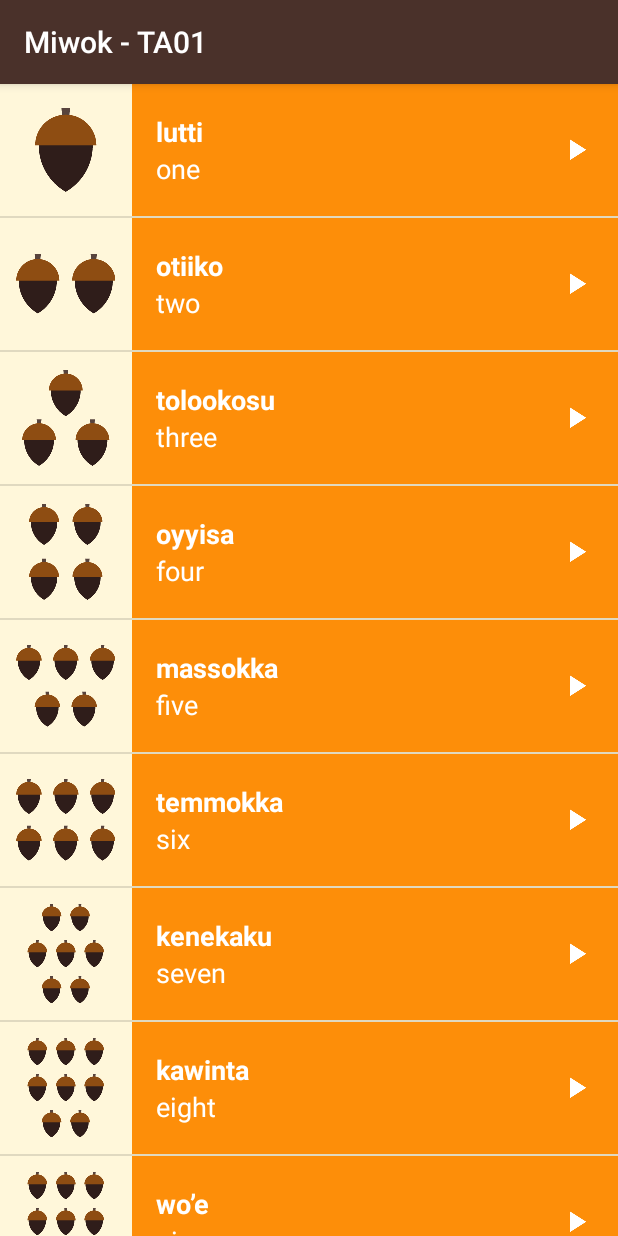
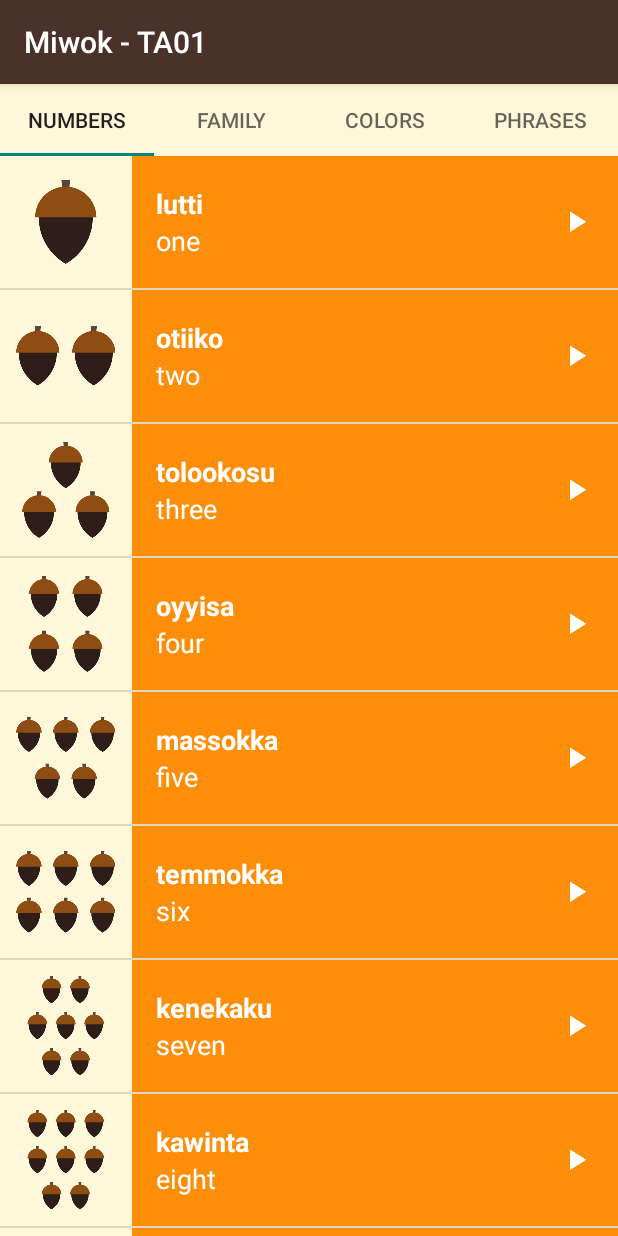
Before and after one commit to aozimkov/TestApplication01-mwk, an Android app: the screen it shows after launch (MainActivity), on a phone screen of 412 x 824 dp. Run offline under Robolectric (Android 15) with nearby library versions, the phone set to English and light mode, and no system bars.

Commit message:
Add tabs with Activity names

```diff
--- a/app/src/main/java/com/example/android/testapplication01/MainActivity.java
+++ b/app/src/main/java/com/example/android/testapplication01/MainActivity.java
@@ -1,6 +1,7 @@
 package com.example.android.testapplication01;
 
 import android.content.Intent;
+import android.support.design.widget.TabLayout;
 import android.support.v4.app.ShareCompat;
 import android.support.v4.view.ViewPager;
 import android.support.v7.app.AppCompatActivity;
@@ -23,6 +24,10 @@
                 getSupportFragmentManager());
 
         viewPager.setAdapter(adapter);
+
+        // Give the TabLayout the ViewPager
+        TabLayout tabLayout = (TabLayout) findViewById(R.id.tabs);
+        tabLayout.setupWithViewPager(viewPager);
     }
 
 }
--- a/app/src/main/java/com/example/android/testapplication01/SimpleFragmentPagerAdapter.java
+++ b/app/src/main/java/com/example/android/testapplication01/SimpleFragmentPagerAdapter.java
@@ -9,6 +9,8 @@
  */
 
 public class SimpleFragmentPagerAdapter extends FragmentPagerAdapter {
+
+    private String[] tabs = new String[] {"Numbers", "Family", "Colors", "Phrases"}; //Tab names
 
     public SimpleFragmentPagerAdapter(FragmentManager fm){ super(fm); }
 
@@ -29,4 +31,10 @@
     public int getCount() {
         return 4;
     }
+
+    //Tabs titles
+    @Override
+    public CharSequence getPageTitle(int position) {
+        return tabs[position];
+    }
 }
--- a/app/src/main/res/layout/activity_main.xml
+++ b/app/src/main/res/layout/activity_main.xml
@@ -3,9 +3,17 @@
     xmlns:tools="http://schemas.android.com/tools"
     android:layout_width="match_parent"
     android:layout_height="match_parent"
+    xmlns:app="http://schemas.android.com/apk/res-auto"
     android:background="@color/tan_background"
     android:orientation="vertical"
     tools:context="com.example.android.testapplication01.MainActivity">
+
+    <android.support.design.widget.TabLayout
+        android:id="@+id/tabs"
+        android:layout_width="match_parent"
+        android:layout_height="wrap_content"
+        app:tabMode="fixed"
+        />
 
     <android.support.v4.view.ViewPager
         android:id="@+id/view_pager"
```
